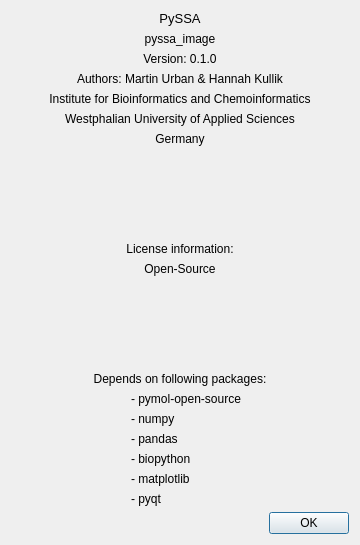
Above: pyssa/gui/ui/forms/dlgAbout.ui from urban233/PySSA before the change. Below: the same form after it.
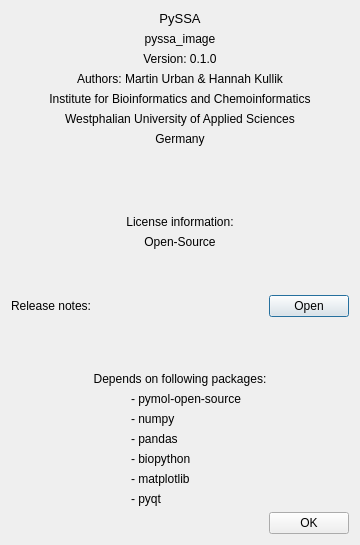
That is the form after the change.

Commit message: fix: open release notes in main_presenter.py to dialog_about.py

Patch:
```diff
--- a/pyssa/gui/ui/forms/dlgAbout.ui
+++ b/pyssa/gui/ui/forms/dlgAbout.ui
@@ -111,6 +111,19 @@
      </property>
     </spacer>
    </item>
+   <item>
+    <spacer name="verticalSpacer_4">
+     <property name="orientation">
+      <enum>Qt::Vertical</enum>
+     </property>
+     <property name="sizeHint" stdset="0">
+      <size>
+       <width>20</width>
+       <height>40</height>
+      </size>
+     </property>
+    </spacer>
+   </item>
    <item>
     <widget class="QLabel" name="label_3">
      <property name="text">
@@ -131,6 +144,59 @@
      </property>
     </widget>
    </item>
+   <item>
+    <spacer name="verticalSpacer_2">
+     <property name="orientation">
+      <enum>Qt::Vertical</enum>
+     </property>
+     <property name="sizeHint" stdset="0">
+      <size>
+       <width>20</width>
+       <height>40</height>
+      </size>
+     </property>
+    </spacer>
+   </item>
+   <item>
+    <layout class="QHBoxLayout" name="horizontalLayout_3">
+     <item>
+      <widget class="QLabel" name="label_16">
+       <property name="text">
+        <string>Release notes:</string>
+       </property>
+      </widget>
+     </item>
+     <item>
+      <spacer name="horizontalSpacer_4">
+       <property name="orientation">
+        <enum>Qt::Horizontal</enum>
+       </property>
+       <property name="sizeHint" stdset="0">
+        <size>
+         <width>40</width>
+         <height>20</height>
+        </size>
+       </property>
+      </spacer>
+     </item>
+     <item>
+      <widget class="QPushButton" name="btn_changelog_open">
+       <property name="enabled">
+        <bool>true</bool>
+       </property>
+       <property name="maximumSize">
+        <size>
+         <width>244</width>
+         <height>16777215</height>
+        </size>
+       </property>
+       <property name="text">
+        <string>Open</string>
+       </property>
+      </widget>
+     </item>
+    </layout>
+   </item>
    <item>
     <spacer name="verticalSpacer">
      <property name="orientation">
@@ -268,6 +334,15 @@
      </item>
      <item>
       <widget class="QPushButton" name="btn_ok">
+       <property name="enabled">
+        <bool>true</bool>
+       </property>
+       <property name="sizePolicy">
+        <sizepolicy hsizetype="Minimum" vsizetype="Fixed">
+         <horstretch>0</horstretch>
+         <verstretch>0</verstretch>
+        </sizepolicy>
+       </property>
        <property name="text">
         <string>OK</string>
        </property>
```
The commit also changes 5 other files.
